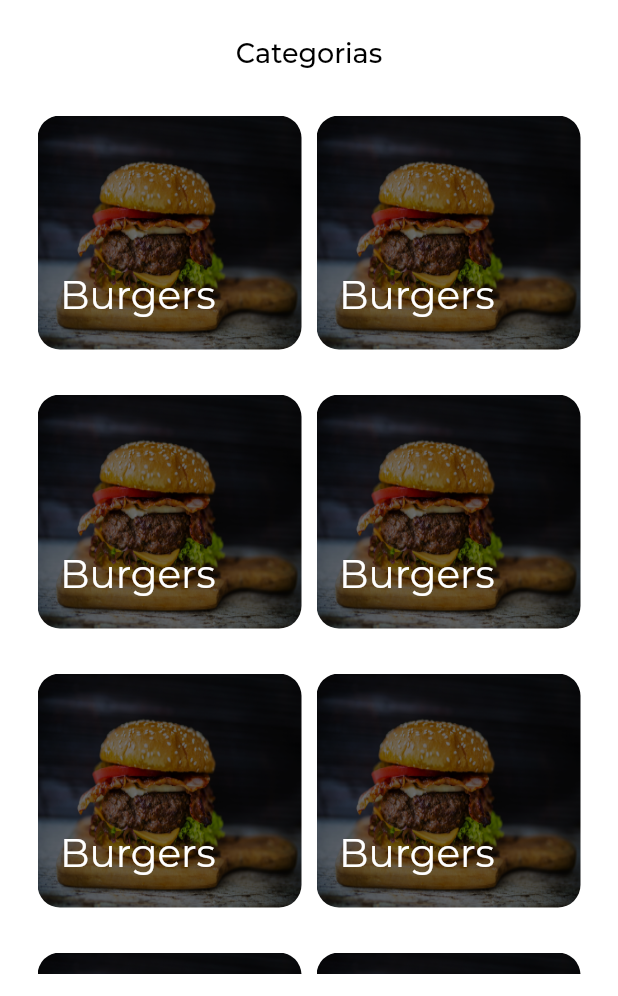
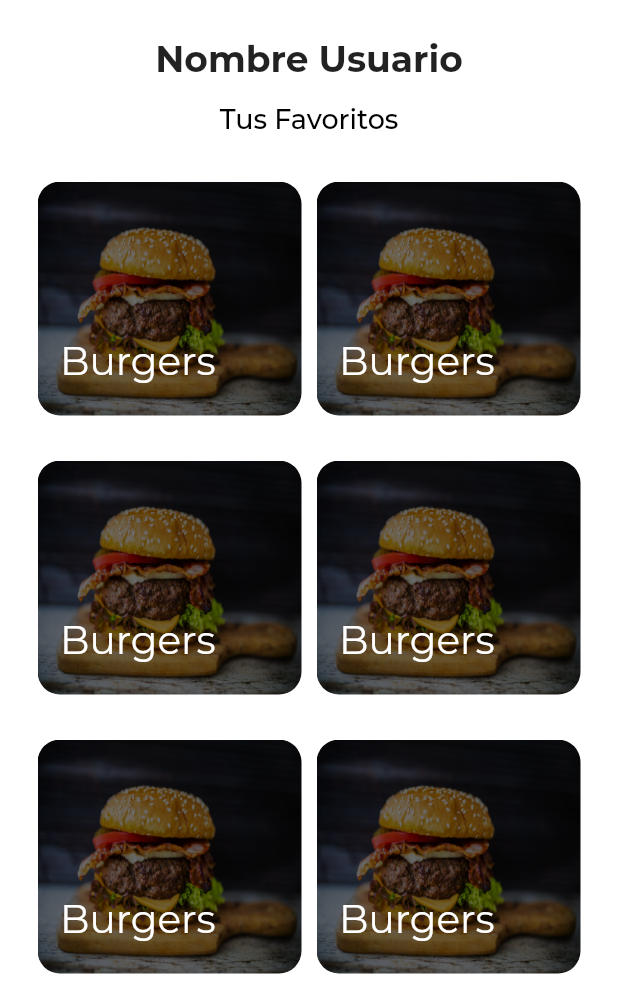
Before and after one commit to JPGarCar/gordos_pero_felices, a Flutter app: the UserScreen screen opened by its route, on a phone screen of 412 x 824 dp, the part 240-1236 px from its top. Run offline on Flutter 3.47's test engine with Material 2 defaults, Android fonts, the phone set to English and light mode, and no system bars; our stand-ins replace carousel_slider, email_validator; missing offline and left inert: keyboard_visibility.

Commit message:
Implemented user_screen.dart as designed. No functionality.

```diff
--- a/lib/main.dart
+++ b/lib/main.dart
@@ -27,7 +27,7 @@ class MyApp extends StatelessWidget {
         CategoriesScreen.screenId: (context) => CategoriesScreen(),
         UserScreen.screenId: (context) => UserScreen(),
       },
-      initialRoute: InitialScreen.screenId,
+      initialRoute: UserScreen.screenId,
     );
   }
 }
--- a/lib/screens/user_screen.dart
+++ b/lib/screens/user_screen.dart
@@ -45,17 +45,28 @@ class _UserScreenState extends State<UserScreen> {
                   ),
                 ],
               ),
+              // TODO change this to user image
               Padding(
-                padding: const EdgeInsets.symmetric(vertical: 25),
+                padding: EdgeInsets.symmetric(vertical: 25),
                 child: Container(
                   height: 80,
                   child: Image.asset('images/gordos_logo.png'),
                 ),
               ),
               Padding(
-                padding: const EdgeInsets.only(bottom: 15),
+                padding: EdgeInsets.only(bottom: 15),
                 child: Text(
-                  'Categorias',
+                  'Nombre Usuario',
+                  style: TextStyle(
+                    fontWeight: FontWeight.w700,
+                    fontSize: 24,
+                  ),
+                ),
+              ),
+              Padding(
+                padding: EdgeInsets.only(bottom: 15),
+                child: Text(
+                  'Tus Favoritos',
                   style: TextStyle(
                     fontWeight: FontWeight.w500,
                     color: Colors.black,
```
